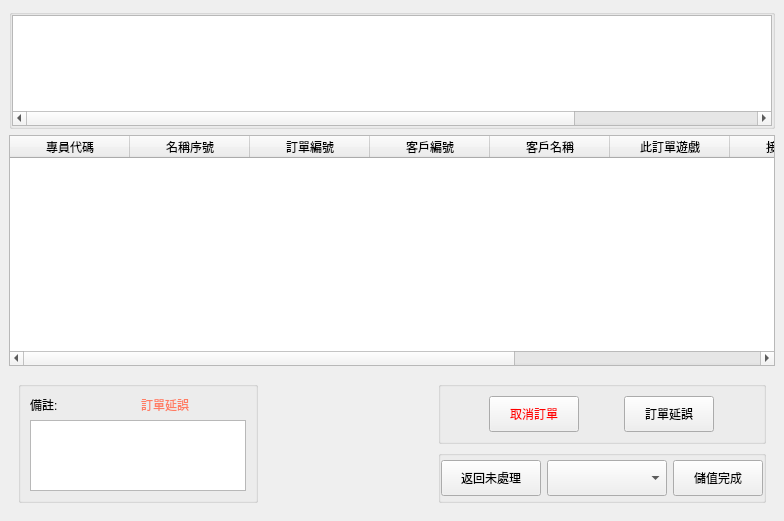
Above: src/AdbClient/StageOrder/LayerGetOrder1.ui from roger0816/Adb before the change. Below: the same form after it.
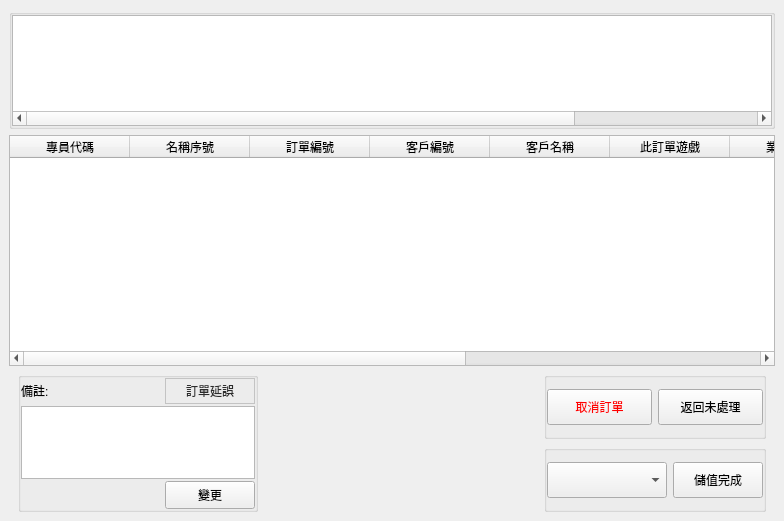
That is the form after the change. Custom widgets are drawn as their Qt base class.

```diff
--- a/src/AdbClient/StageOrder/LayerGetOrder1.ui
+++ b/src/AdbClient/StageOrder/LayerGetOrder1.ui
@@ -172,6 +172,11 @@
              <string>此訂單遊戲</string>
             </property>
            </column>
+           <column>
+            <property name="text">
+             <string>業績點數</string>
+            </property>
+           </column>
            <column>
             <property name="text">
              <string>接單狀態</string>
@@ -212,9 +217,21 @@
         <widget class="QWidget" name="page0"/>
         <widget class="QWidget" name="page1">
          <layout class="QGridLayout" name="gridLayout_4" columnstretch="1,0,0,0,0">
+          <property name="topMargin">
+           <number>0</number>
+          </property>
+          <property name="bottomMargin">
+           <number>0</number>
+          </property>
           <item row="0" column="4">
            <widget class="QGroupBox" name="groupBox_4">
             <layout class="QHBoxLayout" name="horizontalLayout_2">
+             <property name="leftMargin">
+              <number>0</number>
+             </property>
+             <property name="rightMargin">
+              <number>0</number>
+             </property>
              <item>
               <widget class="QPushButton" name="btnCancel">
                <property name="minimumSize">
@@ -225,7 +242,7 @@
                </property>
                <property name="maximumSize">
                 <size>
-                 <width>90</width>
+                 <width>16777215</width>
                  <height>36</height>
                 </size>
                </property>
@@ -241,24 +258,21 @@
               </widget>
              </item>
              <item>
-              <widget class="QPushButton" name="btnDelay">
+              <widget class="QPushButton" name="btnBackOrder">
                <property name="minimumSize">
                 <size>
-                 <width>90</width>
+                 <width>100</width>
                  <height>36</height>
                 </size>
                </property>
                <property name="maximumSize">
                 <size>
-                 <width>90</width>
+                 <width>120</width>
                  <height>36</height>
                 </size>
                </property>
                <property name="text">
-                <string>訂單延誤</string>
-               </property>
-               <property name="checkable">
-                <bool>true</bool>
+                <string>返回未處理</string>
                </property>
               </widget>
              </item>
@@ -299,25 +313,6 @@
              <property name="bottomMargin">
               <number>0</number>
              </property>
-             <item>
-              <widget class="QPushButton" name="btnBackOrder">
-               <property name="minimumSize">
-                <size>
-                 <width>100</width>
-                 <height>36</height>
-                </size>
-               </property>
-               <property name="maximumSize">
-                <size>
-                 <width>120</width>
-                 <height>36</height>
-                </size>
-               </property>
-               <property name="text">
-                <string>返回未處理</string>
-               </property>
-              </widget>
-             </item>
              <item>
               <widget class="QComboBox" name="cbAddValueType">
                <property name="minimumSize">
@@ -381,6 +376,21 @@
              </size>
             </property>
             <layout class="QGridLayout" name="gridLayout_5">
+             <property name="leftMargin">
+              <number>0</number>
+             </property>
+             <property name="topMargin">
+              <number>0</number>
+             </property>
+             <property name="rightMargin">
+              <number>0</number>
+             </property>
+             <property name="bottomMargin">
+              <number>0</number>
+             </property>
+             <property name="spacing">
+              <number>2</number>
+             </property>
              <item row="0" column="0">
               <widget class="QLabel" name="label">
                <property name="text">
@@ -388,17 +398,29 @@
                </property>
               </widget>
              </item>
-             <item row="0" column="1">
-              <widget class="QLabel" name="lbDelay">
-               <property name="styleSheet">
-                <string notr="true">color: rgb(255, 124, 98);</string>
+             <item row="4" column="2">
+              <widget class="QPushButton" name="btnChangeNote">
+               <property name="minimumSize">
+                <size>
+                 <width>90</width>
+                 <height>28</height>
+                </size>
+               </property>
+               <property name="maximumSize">
+                <size>
+                 <width>90</width>
+                 <height>28</height>
+                </size>
                </property>
                <property name="text">
-                <string>訂單延誤</string>
+                <string>變更</string>
+               </property>
+               <property name="checkable">
+                <bool>true</bool>
                </property>
               </widget>
              </item>
-             <item row="2" column="0" colspan="2">
+             <item row="3" column="0" colspan="3">
               <widget class="QTextEdit" name="txNote">
                <property name="styleSheet">
                 <string notr="true">font: 16px &quot;Microsoft JhengHei UI&quot;;</string>
@@ -412,6 +434,46 @@
                </property>
               </widget>
              </item>
+             <item row="0" column="2">
+              <widget class="QPushButton" name="btnDelayOrder">
+               <property name="minimumSize">
+                <size>
+                 <width>0</width>
+                 <height>26</height>
+                </size>
+               </property>
+               <property name="maximumSize">
+                <size>
+                 <width>16777215</width>
+                 <height>26</height>
+                </size>
+               </property>
+               <property name="focusPolicy">
+                <enum>Qt::NoFocus</enum>
+               </property>
+               <property name="styleSheet">
+                <string notr="true">
+QPushButton{
+font: 12px &quot;Microsoft JhengHei UI&quot;;
+color: rgb(44, 44, 44);
+border: 1px solid #c3c3c3;
+}
+
+QPushButton:pressed, QPushButton:checked {
+border: 1px solid #3a8ee6;
+font: 14px &quot;Microsoft JhengHei UI&quot;;
+color: rgb(255, 0, 0);
+}
+</string>
+               </property>
+               <property name="text">
+                <string>訂單延誤</string>
+               </property>
+               <property name="checkable">
+                <bool>true</bool>
+               </property>
+              </widget>
+             </item>
             </layout>
            </widget>
           </item>
```
